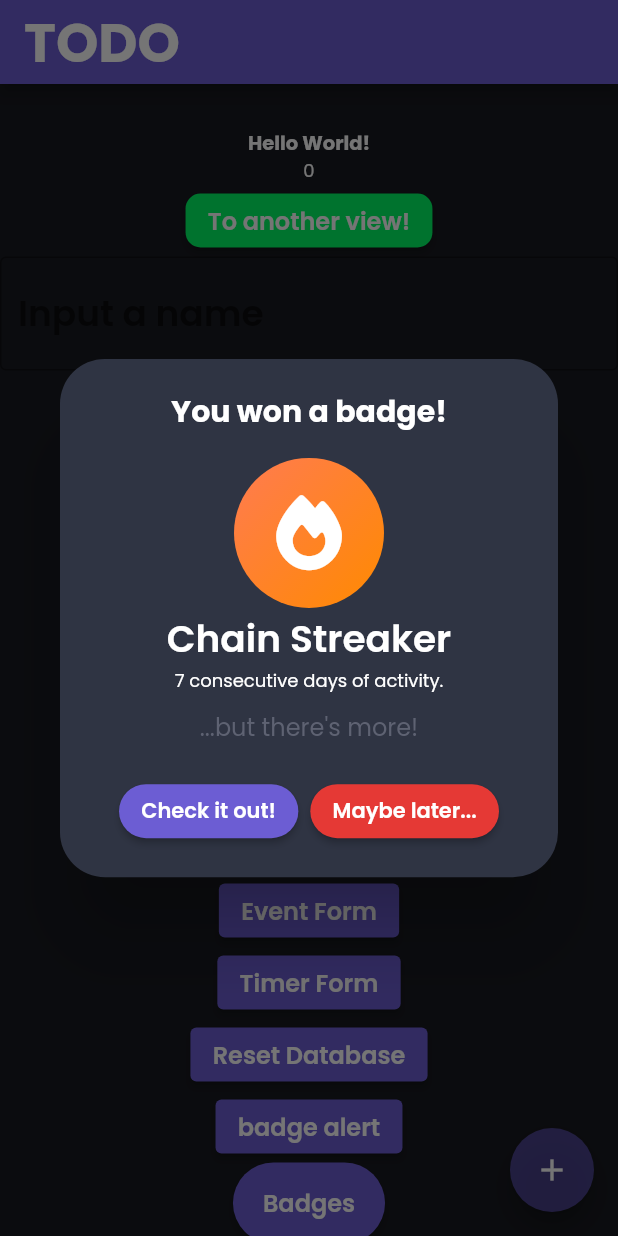
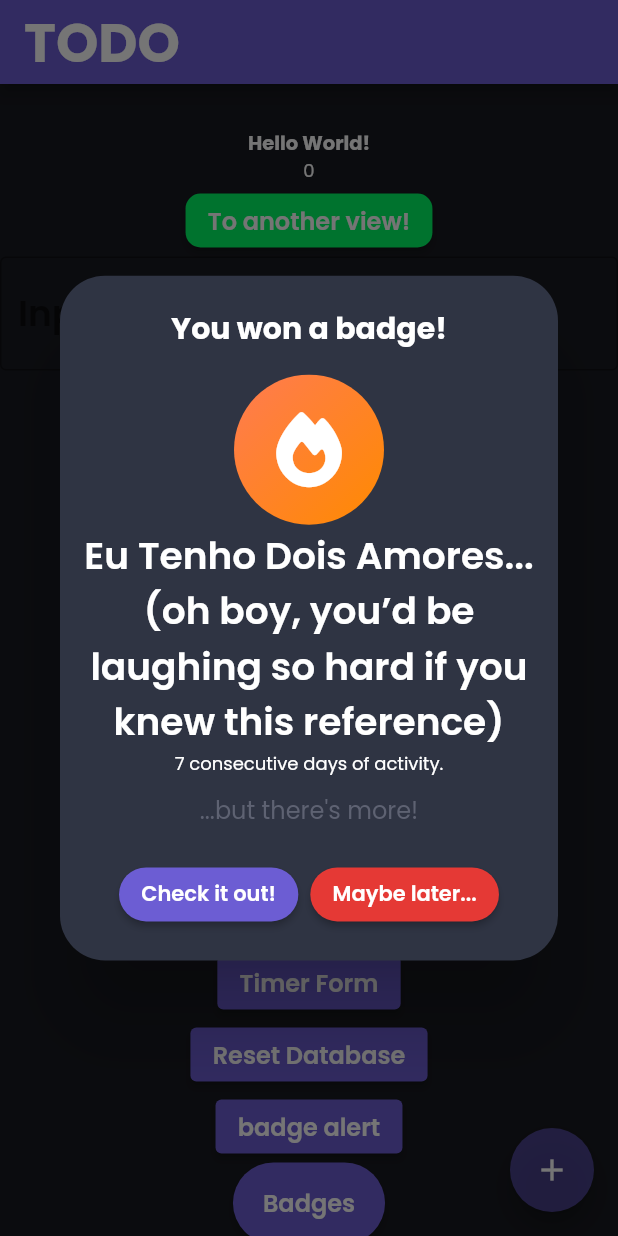
Before and after one commit to DreFlo/lgp-2223-sc1, a Flutter app: the HomePage screen opened directly, after a tap on "badge alert", on a phone screen of 412 x 824 dp. Run offline on Flutter 3.47's test engine with Material 2 defaults, Android fonts, the phone set to English and light mode, and no system bars; our stand-ins replace calendar_view, carousel_slider, floor, flutter_local_notifications, flutter_native_timezone, flutter_svg and 8 more; missing offline and left inert: books_finder, emojis, flutter_picker, notification_permissions, tmdb_api; accounts and stored records are empty; generated files the repository leaves out were written again.

Commit message:
Fix BadgeAlert overflow on the right

```diff
--- a/src/lib/pages/gamification/badge_alert.dart
+++ b/src/lib/pages/gamification/badge_alert.dart
@@ -44,14 +44,16 @@ class _BadgeAlertState extends State<BadgeAlert> with TickerProviderStateMixin {
             children: [BadgeWidget(badge: widget.badge)]),
         const Divider(height: 2.5, color: Colors.transparent),
         Row(mainAxisAlignment: MainAxisAlignment.center, children: [
+          Expanded(child:
           Text(
             widget.badge.name,
             textAlign: TextAlign.center,
             style: const TextStyle(
                 color: Colors.white, fontSize: 25, fontWeight: FontWeight.w600),
-          )
+          ))
         ]),
         Row(mainAxisAlignment: MainAxisAlignment.center, children: [
+          Expanded(child:
           Text(
             widget.badge.description,
             textAlign: TextAlign.center,
@@ -59,7 +61,7 @@ class _BadgeAlertState extends State<BadgeAlert> with TickerProviderStateMixin {
                 color: Colors.white,
                 fontSize: 12,
                 fontWeight: FontWeight.normal),
-          )
+          ))
         ]),
         const Divider(height: 10, color: Colors.transparent),
         Row(
--- a/src/lib/pages/home_page.dart
+++ b/src/lib/pages/home_page.dart
@@ -154,8 +154,8 @@ class _HomePageState extends State<HomePage> with TickerProviderStateMixin {
                                 maxChildSize: 0.85,
                                 builder: (context, scrollController) =>
                                     TaskForm(
-                                        scrollController: scrollController,
-                                        id: 1)),
+                                        scrollController: scrollController
+                                        )),
                           ));
                 }),
             ElevatedButton(
@@ -297,7 +297,7 @@ class _HomePageState extends State<HomePage> with TickerProviderStateMixin {
                       context: context,
                       builder: (context) => BadgeAlert(
                           badge: Badges(
-                              name: 'Chain Streaker',
+                              name: 'Eu Tenho Dois Amores...\n(oh boy, you’d be laughing so hard if you knew this reference)',
                               colors: "FFFF7B51, FFFF8A00",
                               description: '7 consecutive days of activity.',
                               icon: 'FontAwesome.fire',
```
